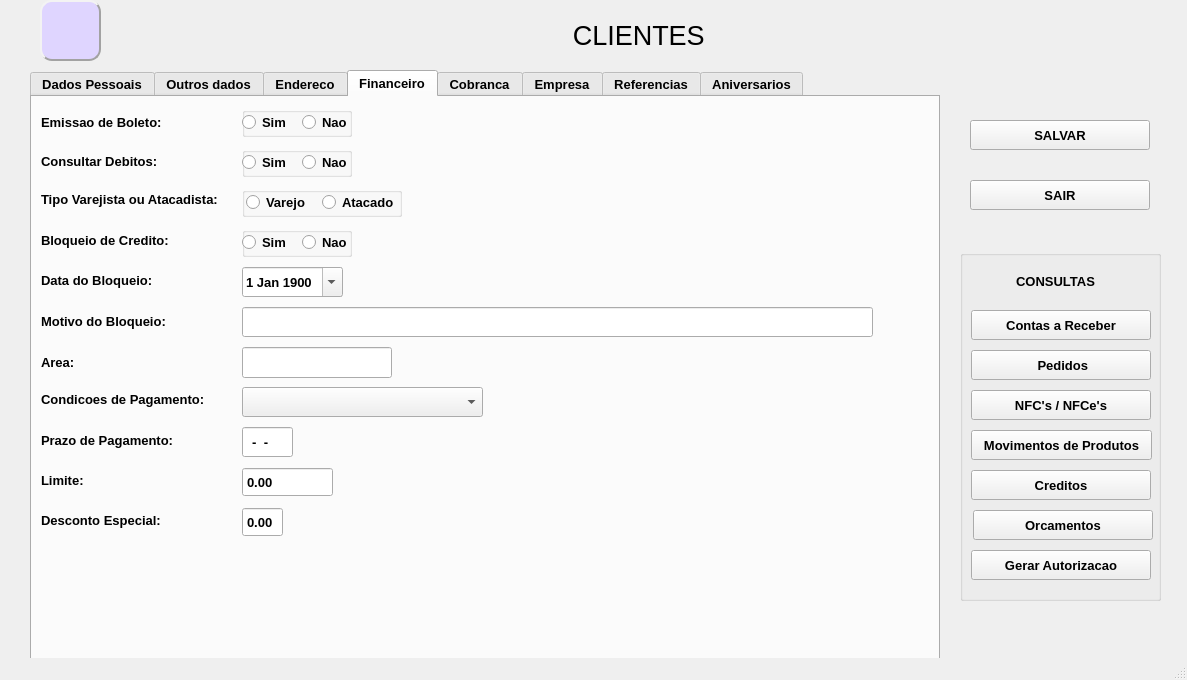
Old version of the form telas/sac130.ui in the repository htisistema/SISCOM.
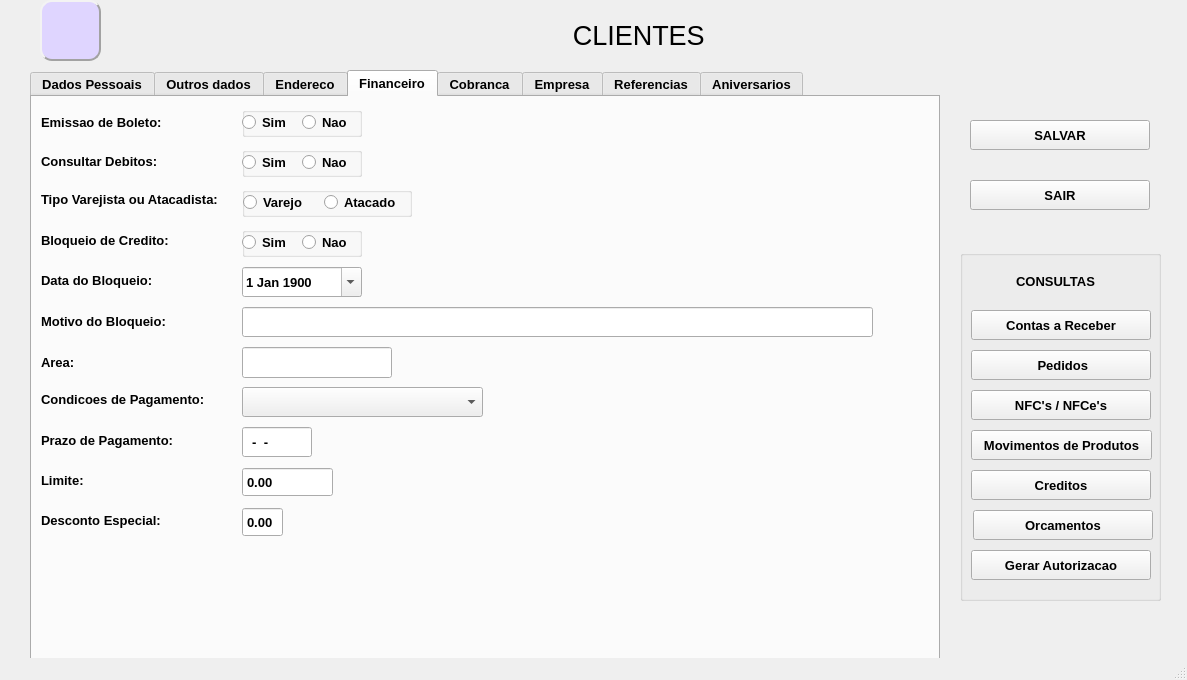
New version of the form. The open tabs and pages were chosen to show the change. Icons and pictures are not drawn.

```diff
--- a/telas/sac130.ui
+++ b/telas/sac130.ui
@@ -1142,7 +1142,7 @@
        <rect>
         <x>210</x>
         <y>330</y>
-        <width>51</width>
+        <width>70</width>
         <height>30</height>
        </rect>
       </property>
@@ -1239,7 +1239,7 @@
        <rect>
         <x>210</x>
         <y>170</y>
-        <width>101</width>
+        <width>120</width>
         <height>30</height>
        </rect>
       </property>
@@ -1398,7 +1398,7 @@
        <rect>
         <x>210</x>
         <y>10</y>
-        <width>110</width>
+        <width>120</width>
         <height>30</height>
        </rect>
       </property>
@@ -1410,7 +1410,7 @@
         <rect>
          <x>60</x>
          <y>0</y>
-         <width>50</width>
+         <width>60</width>
          <height>30</height>
         </rect>
        </property>
@@ -1423,7 +1423,7 @@
         <rect>
          <x>0</x>
          <y>0</y>
-         <width>51</width>
+         <width>60</width>
          <height>30</height>
         </rect>
        </property>
@@ -1440,7 +1440,7 @@
        <rect>
         <x>210</x>
         <y>50</y>
-        <width>110</width>
+        <width>120</width>
         <height>30</height>
        </rect>
       </property>
@@ -1452,7 +1452,7 @@
         <rect>
          <x>60</x>
          <y>0</y>
-         <width>50</width>
+         <width>60</width>
          <height>30</height>
         </rect>
        </property>
@@ -1465,7 +1465,7 @@
         <rect>
          <x>0</x>
          <y>0</y>
-         <width>51</width>
+         <width>60</width>
          <height>30</height>
         </rect>
        </property>
@@ -1479,7 +1479,7 @@
        <rect>
         <x>210</x>
         <y>90</y>
-        <width>160</width>
+        <width>170</width>
         <height>30</height>
        </rect>
       </property>
@@ -1489,9 +1489,9 @@
       <widget class="QRadioButton" name="rb_atac">
        <property name="geometry">
         <rect>
-         <x>80</x>
+         <x>82</x>
          <y>0</y>
-         <width>80</width>
+         <width>90</width>
          <height>30</height>
         </rect>
        </property>
@@ -1502,9 +1502,9 @@
       <widget class="QRadioButton" name="rb_vare">
        <property name="geometry">
         <rect>
-         <x>4</x>
+         <x>1</x>
          <y>0</y>
-         <width>70</width>
+         <width>80</width>
          <height>30</height>
         </rect>
        </property>
@@ -1518,7 +1518,7 @@
        <rect>
         <x>210</x>
         <y>130</y>
-        <width>110</width>
+        <width>120</width>
         <height>30</height>
        </rect>
       </property>
@@ -1530,7 +1530,7 @@
         <rect>
          <x>60</x>
          <y>0</y>
-         <width>50</width>
+         <width>60</width>
          <height>30</height>
         </rect>
        </property>
@@ -1543,7 +1543,7 @@
         <rect>
          <x>0</x>
          <y>0</y>
-         <width>51</width>
+         <width>60</width>
          <height>30</height>
         </rect>
        </property>
```
Left out of the diff: 40 changed lines with no effect on the pictures.
